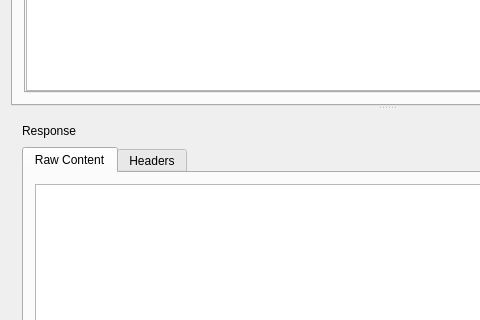
Before: the Qt Designer form httppost.ui in jadderbao/http-post-test, drawn with Qt 5; both pictures show x 0 to 480 and y 280 to 600 of the 773 by 685 pixel window.
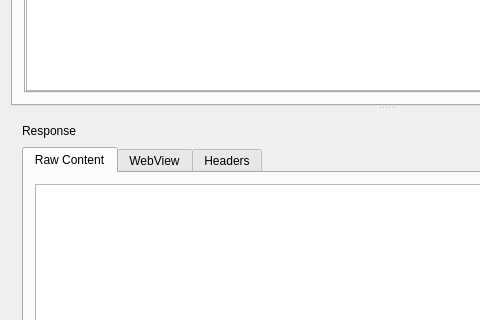
After: the same form once the commit is applied. Custom widgets are drawn as their Qt base class.

Commit message: add reponse webview tab

Diff of the .ui file:
```diff
--- a/httppost.ui
+++ b/httppost.ui
@@ -875,6 +875,11 @@
             </item>
            </layout>
           </widget>
+          <widget class="QWidget" name="tabResponseWebView">
+           <attribute name="title">
+            <string>WebView</string>
+           </attribute>
+          </widget>
           <widget class="QWidget" name="tabResponseHeader">
            <attribute name="title">
             <string>Headers</string>
```
The commit also changes 3 other files.
